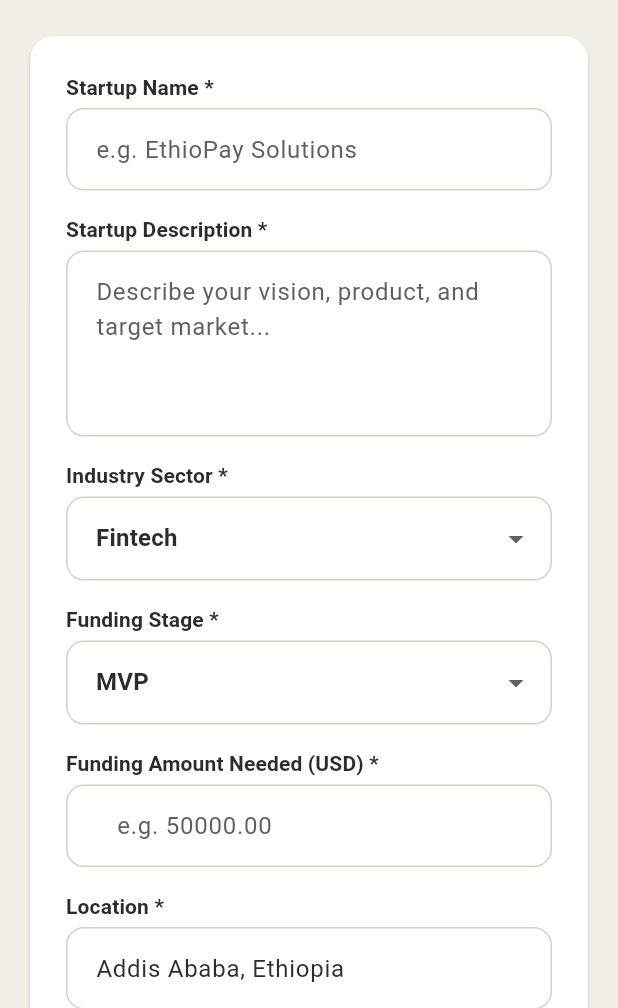
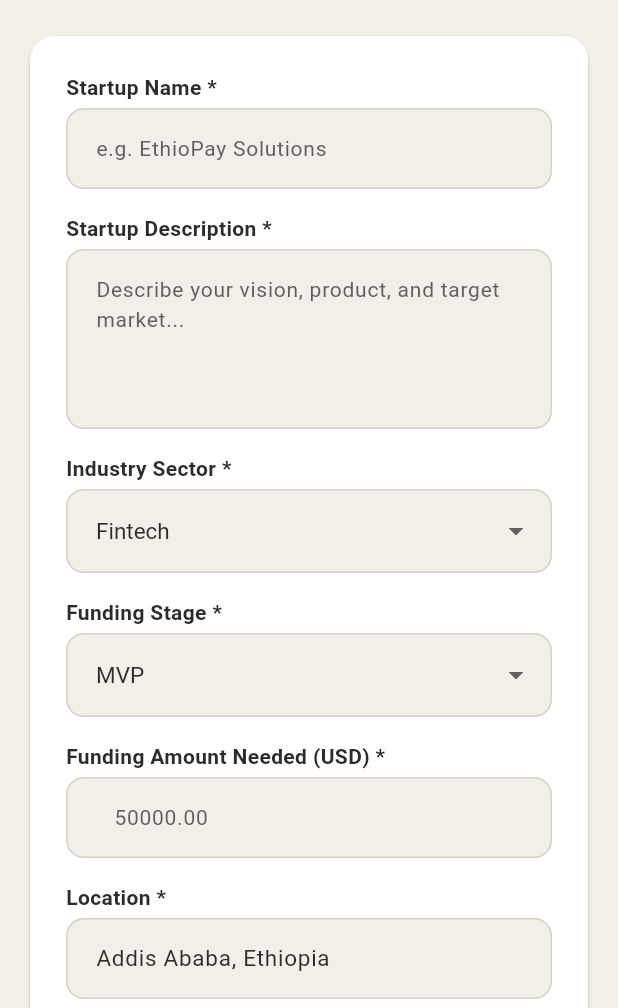
Before and after one commit to kasmass26/Ethio-Venture, a Flutter app: the StartupProfileSetupPage screen opened by its route, on a phone screen of 412 x 824 dp, the part 228-1236 px from its top. Run offline on Flutter 3.47's test engine with Material 3 defaults, Android fonts, the phone set to English and light mode, and no system bars; our stand-ins replace connectivity_plus, flutter_bloc, flutter_dotenv, get_it, supabase_flutter; accounts and stored records are empty.

Commit message:
style: remove DEBUG banner and refine form field colors and high-contrast styling

```diff
--- a/lib/features/startup_profile/presentation/widgets/startup_profile_form.dart
+++ b/lib/features/startup_profile/presentation/widgets/startup_profile_form.dart
@@ -6,7 +6,8 @@ import '../../domain/entities/startup_profile_entity.dart';
 
 /// Reusable Startup Profile Form widget.
 ///
-/// Used for both creating a new profile and editing an existing one.
+/// Styled according to the Ethio Venture Design System tokens.
+/// Supports both Light and Dark themes with full high-contrast readability.
 class StartupProfileForm extends StatefulWidget {
   const StartupProfileForm({
     super.key,
@@ -69,7 +70,9 @@ class _StartupProfileFormState extends State<StartupProfileForm> {
     _fundingAmountController = TextEditingController(
       text: p != null ? p.fundingAmountNeeded.toStringAsFixed(2) : '',
     );
-    _locationController = TextEditingController(text: p?.location ?? 'Addis Ababa, Ethiopia');
+    _locationController = TextEditingController(
+      text: p?.location ?? 'Addis Ababa, Ethiopia',
+    );
     _teamController = TextEditingController(text: p?.teamInformation ?? '');
     _contactController = TextEditingController(text: p?.contactInformation ?? '');
 
@@ -118,192 +121,210 @@ class _StartupProfileFormState extends State<StartupProfileForm> {
     }
   }
 
+  InputDecoration _buildInputDecoration({
+    required BuildContext context,
+    required String hintText,
+    String? prefixText,
+  }) {
+    final isDark = Theme.of(context).brightness == Brightness.dark;
+    final fillColor = isDark ? AppColors.surfaceDark : AppColors.fog;
+    final borderColor = isDark ? AppColors.borderDark : AppColors.hairline;
+
+    return InputDecoration(
+      hintText: hintText,
+      prefixText: prefixText,
+      prefixStyle: TextStyle(
+        color: isDark ? AppColors.textPrimaryDark : AppColors.ink,
+        fontWeight: FontWeight.w600,
+      ),
+      filled: true,
+      fillColor: fillColor,
+      contentPadding: const EdgeInsets.symmetric(
+        horizontal: AppSizes.md,
+        vertical: AppSizes.md,
+      ),
+      hintStyle: TextStyle(
+        color: isDark ? AppColors.textSecondaryDark : AppColors.slate,
+        fontSize: 14,
+      ),
+      border: OutlineInputBorder(
+        borderRadius: BorderRadius.circular(AppSizes.radiusMd),
+        borderSide: BorderSide(color: borderColor),
+      ),
+      enabledBorder: OutlineInputBorder(
+        borderRadius: BorderRadius.circular(AppSizes.radiusMd),
+        borderSide: BorderSide(color: borderColor),
+      ),
+      focusedBorder: OutlineInputBorder(
+        borderRadius: BorderRadius.circular(AppSizes.radiusMd),
+        borderSide: const BorderSide(color: AppColors.emerald, width: 1.5),
+      ),
+      errorBorder: OutlineInputBorder(
+        borderRadius: BorderRadius.circular(AppSizes.radiusMd),
+        borderSide: const BorderSide(color: AppColors.error),
+      ),
+    );
+  }
+
+  Widget _buildFieldLabel(BuildContext context, String label) {
+    final isDark = Theme.of(context).brightness == Brightness.dark;
+    return Text(
+      label,
+      style: TextStyle(
+        fontSize: 14,
+        fontWeight: FontWeight.w700,
+        color: isDark ? AppColors.textPrimaryDark : AppColors.ink,
+      ),
+    );
+  }
+
   @override
   Widget build(BuildContext context) {
+    final isDark = Theme.of(context).brightness == Brightness.dark;
+    final textColor = isDark ? AppColors.textPrimaryDark : AppColors.ink;
+    final dropdownBgColor = isDark ? AppColors.surfaceDark : AppColors.white;
+
     return Form(
       key: _formKey,
       child: Column(
         crossAxisAlignment: CrossAxisAlignment.stretch,
         children: [
           // Startup Name
-          Text(
-            'Startup Name *',
-            style: Theme.of(context).textTheme.titleSmall?.copyWith(
-                  fontWeight: FontWeight.bold,
-                  color: AppColors.ink,
-                ),
-          ),
+          _buildFieldLabel(context, 'Startup Name *'),
           const SizedBox(height: AppSizes.xs),
           TextFormField(
             controller: _nameController,
+            style: TextStyle(color: textColor, fontSize: 15),
             validator: (v) => InputValidators.notEmpty(v, field: 'Startup name'),
-            decoration: InputDecoration(
+            decoration: _buildInputDecoration(
+              context: context,
               hintText: 'e.g. EthioPay Solutions',
-              border: OutlineInputBorder(
-                borderRadius: BorderRadius.circular(AppSizes.radiusMd),
-              ),
             ),
           ),
           const SizedBox(height: AppSizes.md),
 
-          // Description
-          Text(
-            'Startup Description *',
-            style: Theme.of(context).textTheme.titleSmall?.copyWith(
-                  fontWeight: FontWeight.bold,
-                  color: AppColors.ink,
-                ),
-          ),
+          // Startup Description
+          _buildFieldLabel(context, 'Startup Description *'),
           const SizedBox(height: AppSizes.xs),
           TextFormField(
             controller: _descriptionController,
             maxLines: 4,
+            style: TextStyle(color: textColor, fontSize: 15),
             validator: (v) => InputValidators.notEmpty(v, field: 'Description'),
-            decoration: InputDecoration(
+            decoration: _buildInputDecoration(
+              context: context,
               hintText: 'Describe your vision, product, and target market...',
-              border: OutlineInputBorder(
-                borderRadius: BorderRadius.circular(AppSizes.radiusMd),
-              ),
             ),
           ),
           const SizedBox(height: AppSizes.md),
 
-          // Industry Dropdown
-          Text(
-            'Industry Sector *',
-            style: Theme.of(context).textTheme.titleSmall?.copyWith(
-                  fontWeight: FontWeight.bold,
-                  color: AppColors.ink,
-                ),
-          ),
+          // Industry Sector Dropdown
+          _buildFieldLabel(context, 'Industry Sector *'),
           const SizedBox(height: AppSizes.xs),
           DropdownButtonFormField<String>(
             initialValue: _selectedIndustry,
+            dropdownColor: dropdownBgColor,
+            style: TextStyle(color: textColor, fontSize: 15),
             items: _industries
-                .map((ind) => DropdownMenuItem(value: ind, child: Text(ind)))
+                .map((ind) => DropdownMenuItem(
+                      value: ind,
+                      child: Text(ind, style: TextStyle(color: textColor)),
+                    ))
                 .toList(),
             onChanged: (val) {
               if (val != null) setState(() => _selectedIndustry = val);
             },
-            decoration: InputDecoration(
-              border: OutlineInputBorder(
-                borderRadius: BorderRadius.circular(AppSizes.radiusMd),
-              ),
+            decoration: _buildInputDecoration(
+              context: context,
+              hintText: 'Select industry',
             ),
           ),
           const SizedBox(height: AppSizes.md),
 
           // Funding Stage Dropdown
-          Text(
-            'Funding Stage *',
-            style: Theme.of(context).textTheme.titleSmall?.copyWith(
-                  fontWeight: FontWeight.bold,
-                  color: AppColors.ink,
-                ),
-          ),
+          _buildFieldLabel(context, 'Funding Stage *'),
           const SizedBox(height: AppSizes.xs),
           DropdownButtonFormField<String>(
             initialValue: _selectedFundingStage,
+            dropdownColor: dropdownBgColor,
+            style: TextStyle(color: textColor, fontSize: 15),
             items: _fundingStages
-                .map((stage) => DropdownMenuItem(value: stage, child: Text(stage)))
+                .map((stage) => DropdownMenuItem(
+                      value: stage,
+                      child: Text(stage, style: TextStyle(color: textColor)),
+                    ))
                 .toList(),
             onChanged: (val) {
               if (val != null) setState(() => _selectedFundingStage = val);
             },
-            decoration: InputDecoration(
-              border: OutlineInputBorder(
-                borderRadius: BorderRadius.circular(AppSizes.radiusMd),
-              ),
+            decoration: _buildInputDecoration(
+              context: context,
+              hintText: 'Select funding stage',
             ),
           ),
           const SizedBox(height: AppSizes.md),
 
           // Funding Amount Needed
-          Text(
-            'Funding Amount Needed (USD) *',
-            style: Theme.of(context).textTheme.titleSmall?.copyWith(
-                  fontWeight: FontWeight.bold,
-                  color: AppColors.ink,
-                ),
-          ),
+          _buildFieldLabel(context, 'Funding Amount Needed (USD) *'),
           const SizedBox(height: AppSizes.xs),
           TextFormField(
             controller: _fundingAmountController,
             keyboardType: TextInputType.number,
-            validator: (v) => InputValidators.positiveAmount(v, field: 'Funding amount'),
-            decoration: InputDecoration(
+            style: TextStyle(color: textColor, fontSize: 15),
+            validator: (v) =>
+                InputValidators.positiveAmount(v, field: 'Funding amount'),
+            decoration: _buildInputDecoration(
+              context: context,
+              hintText: '50000.00',
               prefixText: '\$ ',
-              hintText: 'e.g. 50000.00',
-              border: OutlineInputBorder(
-                borderRadius: BorderRadius.circular(AppSizes.radiusMd),
-              ),
             ),
           ),
           const SizedBox(height: AppSizes.md),
 
           // Location
-          Text(
-            'Location *',
-            style: Theme.of(context).textTheme.titleSmall?.copyWith(
-                  fontWeight: FontWeight.bold,
-                  color: AppColors.ink,
-                ),
-          ),
+          _buildFieldLabel(context, 'Location *'),
           const SizedBox(height: AppSizes.xs),
           TextFormField(
             controller: _locationController,
+            style: TextStyle(color: textColor, fontSize: 15),
             validator: (v) => InputValidators.notEmpty(v, field: 'Location'),
-            decoration: InputDecoration(
+            decoration: _buildInputDecoration(
+              context: context,
               hintText: 'e.g. Addis Ababa, Ethiopia',
-              border: OutlineInputBorder(
-                borderRadius: BorderRadius.circular(AppSizes.radiusMd),
-              ),
             ),
           ),
           const SizedBox(height: AppSizes.md),
 
           // Team Information
-          Text(
-            'Team Information *',
-            style: Theme.of(context).textTheme.titleSmall?.copyWith(
-                  fontWeight: FontWeight.bold,
-                  color: AppColors.ink,
-                ),
-          ),
+          _buildFieldLabel(context, 'Team Information *'),
           const SizedBox(height: AppSizes.xs),
           TextFormField(
             controller: _teamController,
             maxLines: 3,
-            validator: (v) => InputValidators.notEmpty(v, field: 'Team information'),
-            decoration: InputDecoration(
+            style: TextStyle(color: textColor, fontSize: 15),
+            validator: (v) =>
+                InputValidators.notEmpty(v, field: 'Team information'),
+            decoration: _buildInputDecoration(
+              context: context,
               hintText: 'Overview of founders, key roles, and skills...',
-              border: OutlineInputBorder(
-                borderRadius: BorderRadius.circular(AppSizes.radiusMd),
-              ),
             ),
           ),
           const SizedBox(height: AppSizes.md),
 
           // Contact Information
-          Text(
-            'Contact Information *',
-            style: Theme.of(context).textTheme.titleSmall?.copyWith(
-                  fontWeight: FontWeight.bold,
-                  color: AppColors.ink,
-                ),
-          ),
+          _buildFieldLabel(context, 'Contact Information *'),
           const SizedBox(height: AppSizes.xs),
           TextFormField(
             controller: _contactController,
-            validator: (v) => InputValidators.notEmpty(v, field: 'Contact information'),
-            decoration: InputDecoration(
+            style: TextStyle(color: textColor, fontSize: 15),
+            validator: (v) =>
+                InputValidators.notEmpty(v, field: 'Contact information'),
+            decoration: _buildInputDecoration(
+              context: context,
               hintText: 'e.g. founder@startup.com / +251 91 234 5678',
-              border: OutlineInputBorder(
-                borderRadius: BorderRadius.circular(AppSizes.radiusMd),
-              ),
             ),
           ),
-          const SizedBox(height: AppSizes.lg),
+          const SizedBox(height: AppSizes.xl),
 
           // Submit Button
           ElevatedButton(
@@ -311,17 +332,17 @@ class _StartupProfileFormState extends State<StartupProfileForm> {
             style: ElevatedButton.styleFrom(
               backgroundColor: AppColors.emerald,
               foregroundColor: AppColors.white,
-              padding: const EdgeInsets.symmetric(vertical: AppSizes.md),
+              minimumSize: const Size.fromHeight(52),
               shape: RoundedRectangleBorder(
                 borderRadius: BorderRadius.circular(AppSizes.radiusMd),
               ),
             ),
             child: widget.isSubmitting
                 ? const SizedBox(
-                    height: 20,
-                    width: 20,
+                    height: 22,
+                    width: 22,
                     child: CircularProgressIndicator(
-                      strokeWidth: 2,
+                      strokeWidth: 2.5,
                       color: AppColors.white,
                     ),
                   )
@@ -329,7 +350,7 @@ class _StartupProfileFormState extends State<StartupProfileForm> {
                     widget.buttonText,
                     style: const TextStyle(
                       fontSize: 16,
-                      fontWeight: FontWeight.bold,
+                      fontWeight: FontWeight.w700,
                     ),
                   ),
           ),
--- a/lib/main.dart
+++ b/lib/main.dart
@@ -34,7 +34,7 @@ class EthioVentureApp extends StatelessWidget {
   Widget build(BuildContext context) {
     return MaterialApp(
       title: AppConstants.appName,
-      debugShowCheckedModeBanner: environment != 'production',
+      debugShowCheckedModeBanner: false,
       navigatorKey: AppRouter.navigatorKey,
       theme: AppTheme.lightTheme,
       darkTheme: AppTheme.darkTheme,
```
